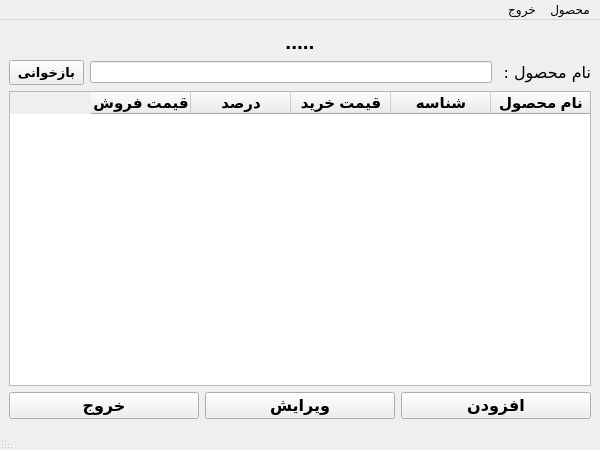
First picture: the form in GUI/UI_Files/main_window.ui, repository Hojjatrt/Accounting, before the edit.
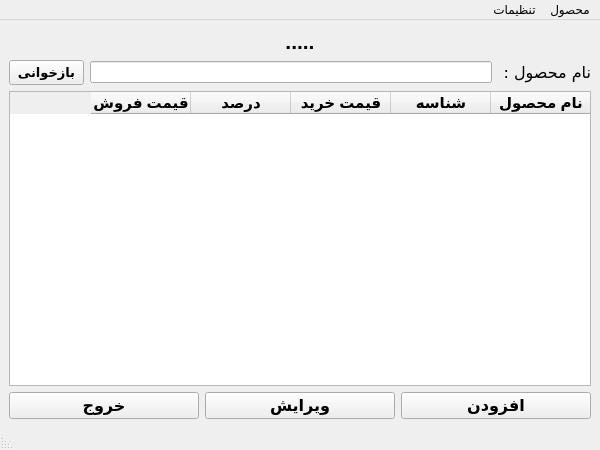
Second picture: the form after the edit. Icons and pictures are not drawn.

Commit message: edit minimum size of dialog, add password updata dialog to menu

```diff
--- a/GUI/UI_Files/main_window.ui
+++ b/GUI/UI_Files/main_window.ui
@@ -264,7 +264,7 @@
    </widget>
    <widget class="QMenu" name="menu_exit">
     <property name="title">
-     <string>خروج</string>
+     <string>تنظیمات</string>
     </property>
     <addaction name="separator"/>
    </widget>
```
Left out of the diff: 7 changed lines with no effect on the pictures. The commit also changes 3 other files.
